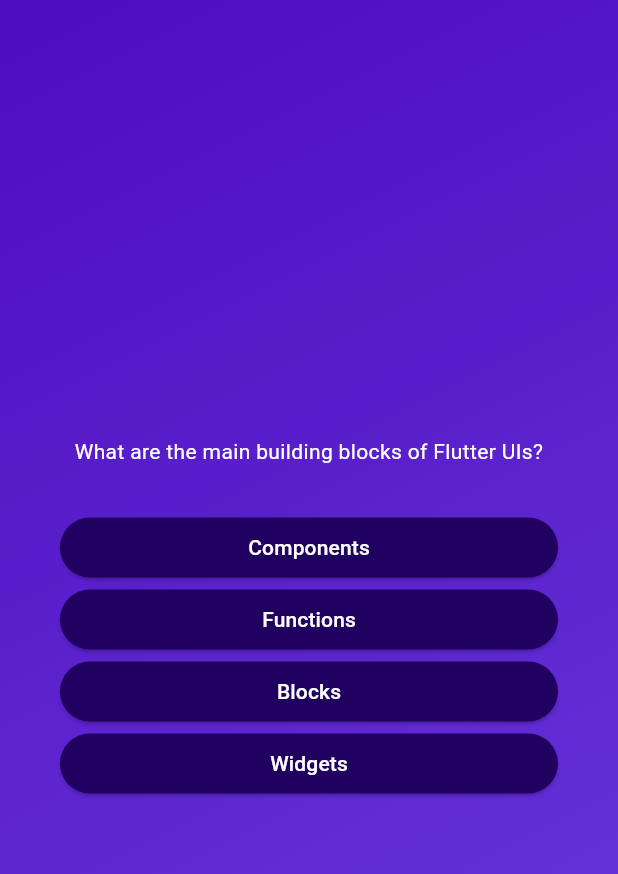
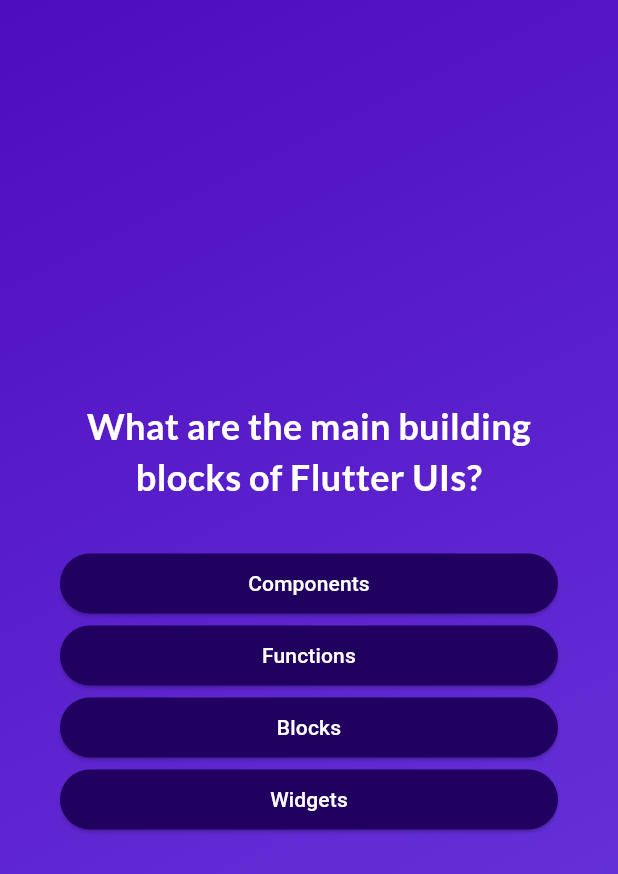
Before and after one commit to itman85/QuizFlutterApp, a Flutter app: the screen it shows after launch, after a tap on "Start Quiz", on a phone screen of 412 x 824 dp. Shown: the top 874 px of the screen. Run offline on Flutter 3.47's test engine with Material 3 defaults, Android fonts, the phone set to English and light mode, and no system bars; our stand-ins replace google_fonts.

Commit message:
add google fonts dependency

```diff
--- a/lib/answer_button.dart
+++ b/lib/answer_button.dart
@@ -15,6 +15,9 @@
             padding: const EdgeInsets.symmetric(vertical: 10, horizontal: 40),
             backgroundColor: const Color.fromARGB(255, 33, 1, 95),
             foregroundColor: Colors.white),
-        child: Text(answerText));
+        child: Text(
+          answerText,
+          textAlign: TextAlign.center,
+        ));
   }
 }
--- a/lib/question_screen.dart
+++ b/lib/question_screen.dart
@@ -1,6 +1,7 @@
 import 'package:flutter/material.dart';
 import 'package:quizflutterapp/answer_button.dart';
 import 'package:quizflutterapp/data/questions.dart';
+import 'package:google_fonts/google_fonts.dart';
 
 class QuestionScreen extends StatefulWidget {
   const QuestionScreen({super.key});
@@ -34,7 +35,10 @@
           children: [
             Text(
               currentQuestion.text,
-              style: const TextStyle(color: Colors.white),
+              style: GoogleFonts.lato(
+                  color: Colors.white,
+                  fontSize: 24,
+                  fontWeight: FontWeight.bold),
               textAlign: TextAlign.center,
             ),
             const SizedBox(
--- a/lib/start_screen.dart
+++ b/lib/start_screen.dart
@@ -1,5 +1,6 @@
 import 'package:flutter/material.dart';
 import 'package:flutter/widgets.dart';
+import 'package:google_fonts/google_fonts.dart';
 
 class StartScreen extends StatelessWidget {
   const StartScreen(this.startQuiz,
@@ -28,9 +29,9 @@
         const SizedBox(
           height: 32,
         ),
-        const Text(
+        Text(
           'Learn Flutter',
-          style: TextStyle(color: Colors.white, fontSize: 24),
+          style: GoogleFonts.lato(color: Colors.white, fontSize: 24),
         ),
         const SizedBox(
           height: 32,
--- a/pubspec.yaml
+++ b/pubspec.yaml
@@ -34,6 +34,7 @@
   # The following adds the Cupertino Icons font to your application.
   # Use with the CupertinoIcons class for iOS style icons.
   cupertino_icons: ^1.0.6
+  google_fonts: ^6.2.1
 
 dev_dependencies:
   flutter_test:
```
Also changed, not shown: 8 other files.
